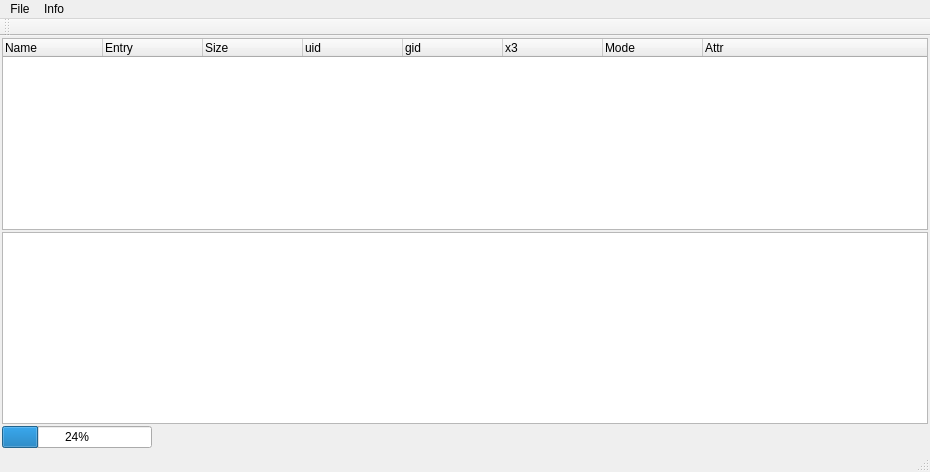
martravi/wiiqt, file nandExtract/nandwindow.ui: the form before one commit.
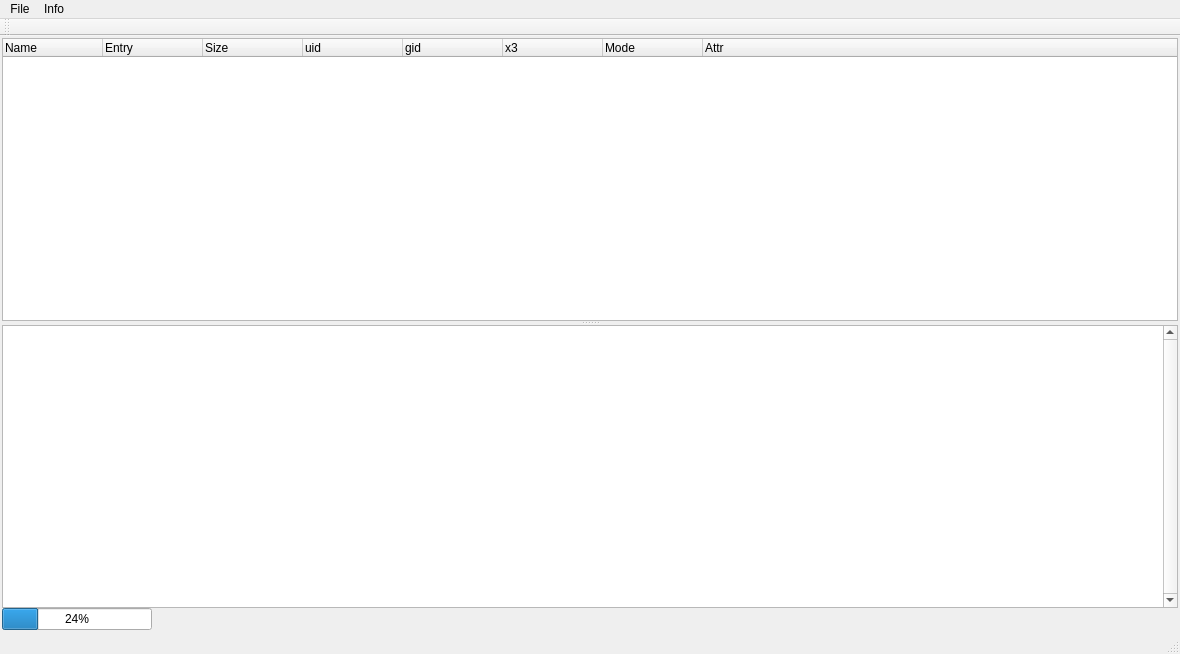
The form after the commit.

Commit message: changes to the nandExtractor... * add more info at the bottom of the block map including free space, key, and file details * make the blocks a bit smaller so the screen doesnt need to be quite as freakin huge * blockmap is hidable and resizable

Patch:
```diff
--- a/nandExtract/nandwindow.ui
+++ b/nandExtract/nandwindow.ui
@@ -6,22 +6,26 @@
    <rect>
     <x>0</x>
     <y>0</y>
-    <width>930</width>
-    <height>472</height>
+    <width>1180</width>
+    <height>654</height>
    </rect>
   </property>
   <property name="windowTitle">
    <string>NandWindow</string>
   </property>
   <widget class="QWidget" name="centralWidget">
-   <layout class="QGridLayout" name="gridLayout">
-    <property name="margin">
-     <number>2</number>
-    </property>
+   <layout class="QVBoxLayout" name="verticalLayout">
     <property name="spacing">
+     <number>0</number>
+    </property>
+    <property name="margin">
      <number>2</number>
     </property>
-    <item row="0" column="0">
+    <item>
+     <widget class="QSplitter" name="splitter">
+      <property name="orientation">
+       <enum>Qt::Vertical</enum>
+      </property>
      <widget class="QTreeWidget" name="treeWidget">
       <property name="contextMenuPolicy">
        <enum>Qt::CustomContextMenu</enum>
@@ -67,9 +71,10 @@
        </property>
       </column>
      </widget>
-    </item>
-    <item row="1" column="0">
      <widget class="QGraphicsView" name="graphicsView_blocks">
+       <property name="verticalScrollBarPolicy">
+        <enum>Qt::ScrollBarAlwaysOn</enum>
+       </property>
       <property name="interactive">
        <bool>false</bool>
       </property>
@@ -83,8 +88,9 @@
        <set>QGraphicsView::CacheBackground</set>
       </property>
      </widget>
+     </widget>
     </item>
-    <item row="2" column="0">
+    <item>
      <widget class="QProgressBar" name="progressBar">
       <property name="maximumSize">
        <size>
@@ -104,7 +110,7 @@
     <rect>
      <x>0</x>
      <y>0</y>
-     <width>930</width>
+     <width>1180</width>
      <height>27</height>
     </rect>
    </property>
```
Left out of the diff: 27 changed lines with no effect on the pictures. Lines whose indentation alone changed are shown as unchanged. The commit also changes 7 other files.
